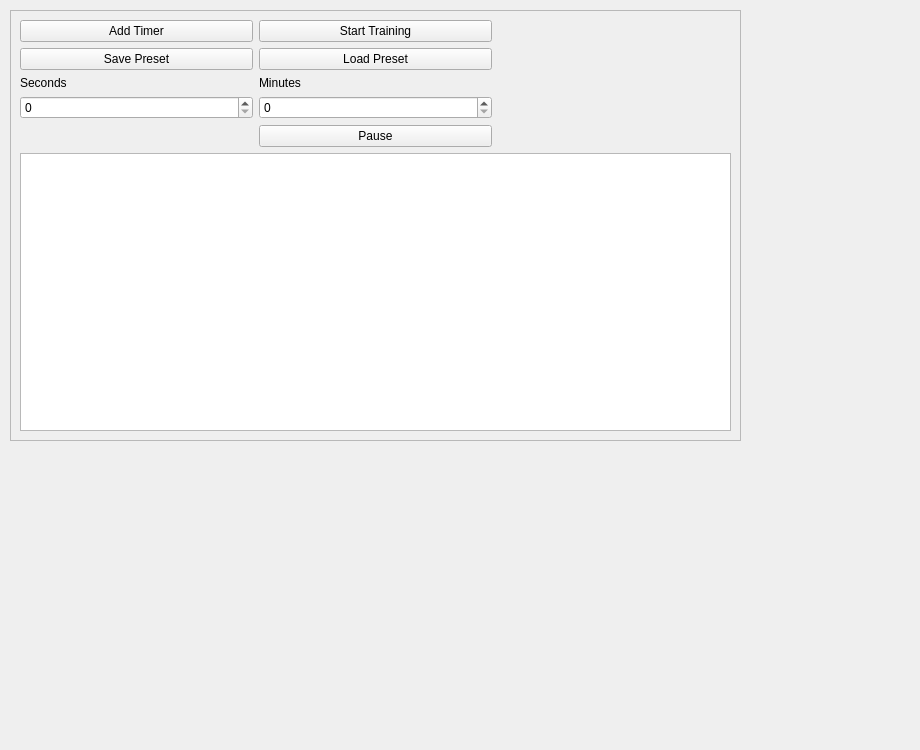
Racalniog/QTAppAlfaExercises, file sporttimer.ui: the form before one commit.
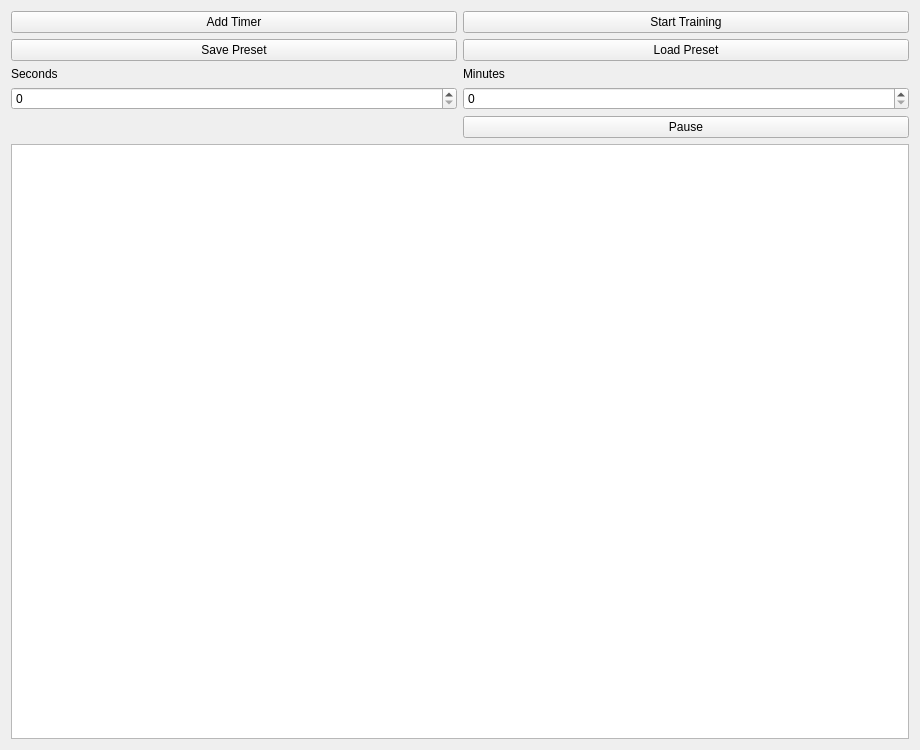
The form after the commit.

What changed in the file:
```diff
--- a/sporttimer.ui
+++ b/sporttimer.ui
@@ -13,32 +13,7 @@
   <property name="windowTitle">
    <string>Form</string>
   </property>
-  <widget class="QFrame" name="frame">
-   <property name="geometry">
-    <rect>
-     <x>10</x>
-     <y>10</y>
-     <width>731</width>
-     <height>431</height>
-    </rect>
-   </property>
-   <property name="frameShape">
-    <enum>QFrame::StyledPanel</enum>
-   </property>
-   <property name="frameShadow">
-    <enum>QFrame::Raised</enum>
-   </property>
    <layout class="QGridLayout" name="gridLayout">
-    <item row="2" column="0">
-     <widget class="QLabel" name="label">
-      <property name="text">
-       <string>Seconds</string>
-      </property>
-     </widget>
-    </item>
-    <item row="4" column="1">
-     <widget class="QSpinBox" name="minutesSpinBox"/>
-    </item>
     <item row="0" column="0">
      <widget class="QPushButton" name="addTimerButton">
       <property name="text">
@@ -46,19 +21,6 @@
       </property>
      </widget>
     </item>
-    <item row="4" column="0">
-     <widget class="QSpinBox" name="secondsSpinBox"/>
-    </item>
-    <item row="6" column="0" colspan="3">
-     <widget class="QListWidget" name="timerListWidget"/>
-    </item>
-    <item row="1" column="0">
-     <widget class="QPushButton" name="savePresetButton">
-      <property name="text">
-       <string>Save Preset</string>
-      </property>
-     </widget>
-    </item>
     <item row="0" column="1">
      <widget class="QPushButton" name="startButton">
       <property name="text">
@@ -66,6 +28,13 @@
       </property>
      </widget>
     </item>
+   <item row="1" column="0">
+    <widget class="QPushButton" name="savePresetButton">
+     <property name="text">
+      <string>Save Preset</string>
+     </property>
+    </widget>
+   </item>
     <item row="1" column="1">
      <widget class="QPushButton" name="loadPresetButton">
       <property name="text">
@@ -73,10 +42,10 @@
       </property>
      </widget>
     </item>
-    <item row="5" column="1">
-     <widget class="QPushButton" name="pauseButton">
+   <item row="2" column="0">
+    <widget class="QLabel" name="label">
       <property name="text">
-       <string>Pause</string>
+      <string>Seconds</string>
       </property>
      </widget>
     </item>
@@ -87,8 +56,23 @@
       </property>
      </widget>
     </item>
-   </layout>
-  </widget>
+   <item row="3" column="0">
+    <widget class="QSpinBox" name="secondsSpinBox"/>
+   </item>
+   <item row="3" column="1">
+    <widget class="QSpinBox" name="minutesSpinBox"/>
+   </item>
+   <item row="4" column="1">
+    <widget class="QPushButton" name="pauseButton">
+     <property name="text">
+      <string>Pause</string>
+     </property>
+    </widget>
+   </item>
+   <item row="5" column="0" colspan="2">
+    <widget class="QListWidget" name="timerListWidget"/>
+   </item>
+  </layout>
  </widget>
  <resources/>
  <connections/>
```
Lines whose indentation alone changed are shown as unchanged.
